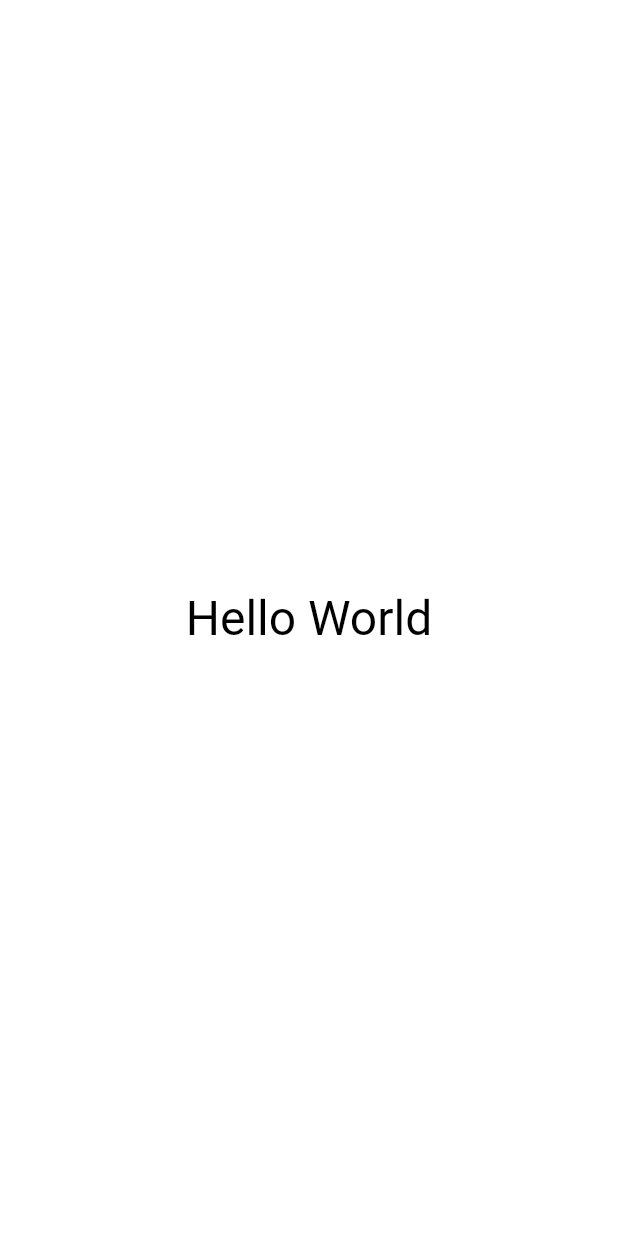
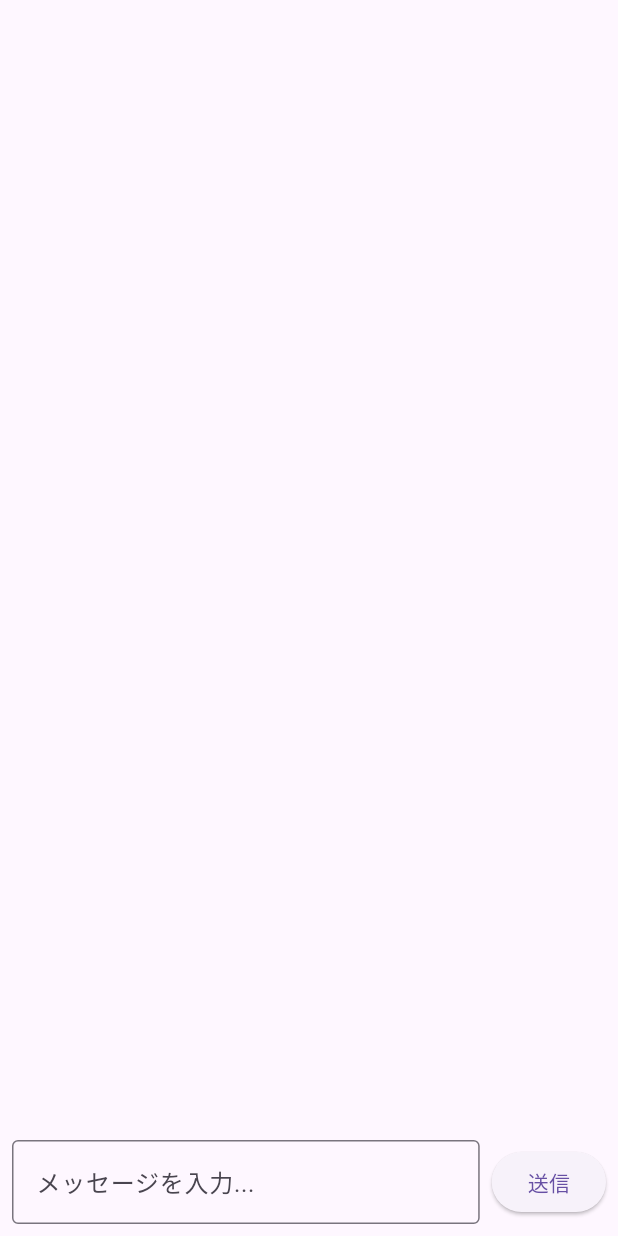
Before and after one commit to KOKONOHADESU/DangoChat, a Flutter app: the screen it shows after launch, on a phone screen of 412 x 824 dp. Run offline on Flutter 3.47's test engine with Material 3 defaults, Android fonts, the light colour scheme and no system bars.

Commit message:
文字を入力して履歴がスクロール式で確認できる様に修正

```diff
--- a/lib/main.dart
+++ b/lib/main.dart
@@ -1,27 +1,87 @@
 import 'package:flutter/material.dart';
-import 'package:flutter/rendering.dart';
 
-// エントリーポイント
 void main() {
-  // レイアウト構成を確認するかどうか
-  debugPaintSizeEnabled = false;
   runApp(MyApp());
 }
 
 class MyApp extends StatelessWidget {
   @override
   Widget build(BuildContext context) {
-    return Container(
-      decoration: BoxDecoration(color: Colors.white),
-      child: Center(
-        child: Text(
-          'Hello World',
-          textDirection: TextDirection.ltr,
-          style: TextStyle(
-            fontSize: 32,
-            color: Colors.black,
+    return MaterialApp(
+      home: ChatScreen(),
+    );
+  }
+}
+
+class ChatScreen extends StatefulWidget {
+  @override
+  _ChatScreenState createState() => _ChatScreenState();
+}
+
+class _ChatScreenState extends State<ChatScreen> {
+  final TextEditingController _controller = TextEditingController();
+  final List<String> _messages = []; // メッセージ履歴リスト
+  final ScrollController _scrollController = ScrollController();
+
+  void _sendMessage() {
+    if (_controller.text.isNotEmpty) {
+      setState(() {
+        _messages.insert(0, _controller.text); // 最新のメッセージをリストの先頭に追加
+        _controller.clear(); // 入力フィールドをクリア
+      });
+
+      // 少し遅れてスクロールを最新メッセージに合わせる
+      Future.delayed(Duration(milliseconds: 100), () {
+        _scrollController.animateTo(
+          0.0,
+          duration: Duration(milliseconds: 300),
+          curve: Curves.easeOut,
+        );
+      });
+    }
+  }
+
+  @override
+  Widget build(BuildContext context) {
+    return Scaffold(
+      //appBar: AppBar(title: Text('チャット履歴')),
+      body: Column(
+        children: [
+          Expanded(
+            child: ListView.builder(
+              controller: _scrollController,
+              reverse: true, // 最新のメッセージを上に
+              itemCount: _messages.length,
+              itemBuilder: (context, index) {
+                return ListTile(
+                  title: Text(_messages[index]),
+                );
+              },
+            ),
           ),
-        ),
+          Padding(
+            padding: const EdgeInsets.all(8.0),
+            child: Row(
+              children: [
+                Expanded(
+                  child: TextField(
+                    controller: _controller,
+                    decoration: InputDecoration(
+                      border: OutlineInputBorder(),
+                      labelText: 'メッセージを入力...',
+                    ),
+                    onSubmitted: (value) => _sendMessage(), // エンターキーで送信
+                  ),
+                ),
+                SizedBox(width: 8),
+                ElevatedButton(
+                  onPressed: _sendMessage,
+                  child: Text('送信'),
+                ),
+              ],
+            ),
+          ),
+        ],
       ),
     );
   }
```
